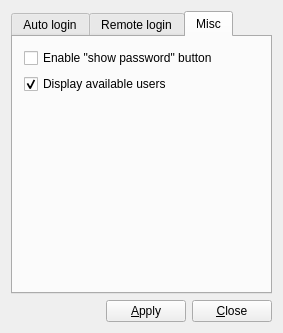
First picture: the form in src-qt5/pc-dmconf/mainwindow.ui, repository trueos/pcbsd, before the edit.
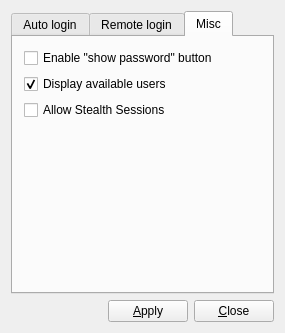
Second picture: the form after the edit. The open tabs and pages were chosen to show the change. Icons and pictures are not drawn.

Commit message: Add the ability to set/unset stealth login sessions within the PCDM config file.

The edit to the form file:
```diff
--- a/src-qt5/pc-dmconf/mainwindow.ui
+++ b/src-qt5/pc-dmconf/mainwindow.ui
@@ -6,7 +6,7 @@
    <rect>
     <x>0</x>
     <y>0</y>
-    <width>283</width>
+    <width>285</width>
     <height>333</height>
    </rect>
   </property>
@@ -133,7 +133,7 @@
           </property>
          </widget>
         </item>
-        <item row="2" column="0">
+        <item row="3" column="0">
          <spacer name="verticalSpacer_2">
           <property name="orientation">
            <enum>Qt::Vertical</enum>
@@ -156,6 +156,16 @@
           </property>
          </widget>
         </item>
+        <item row="2" column="0">
+         <widget class="QCheckBox" name="checkAllowStealth">
+          <property name="toolTip">
+           <string/>
+          </property>
+          <property name="text">
+           <string>Allow Stealth Sessions</string>
+          </property>
+         </widget>
+        </item>
        </layout>
       </widget>
      </widget>
```
The commit also changes 1 other file.
